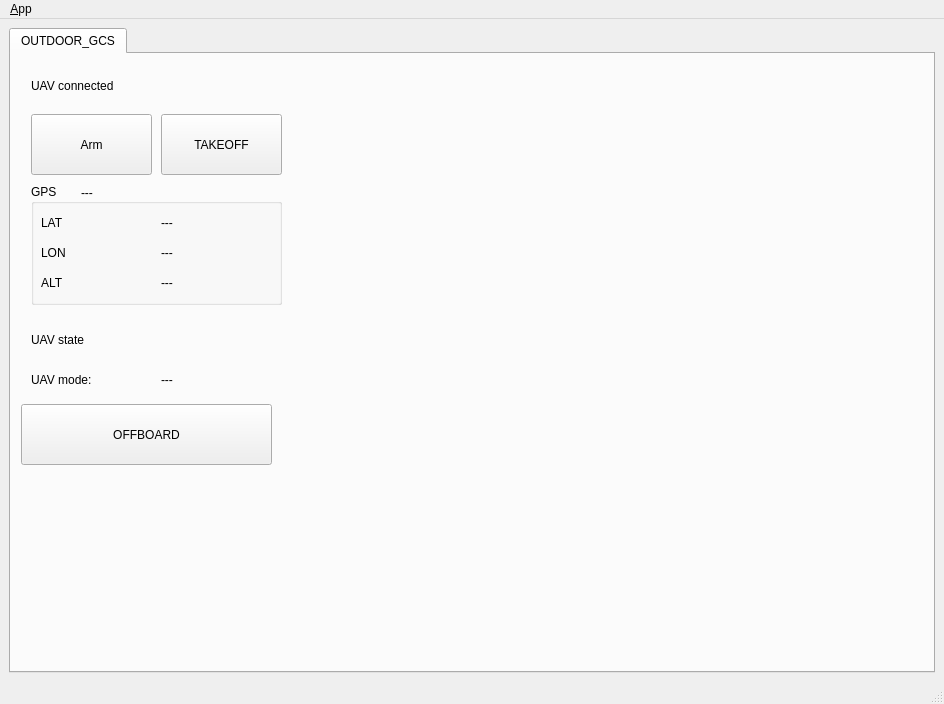
Qt form ui/main_window.ui (chenc159/outdoor_gcs) before a commit.
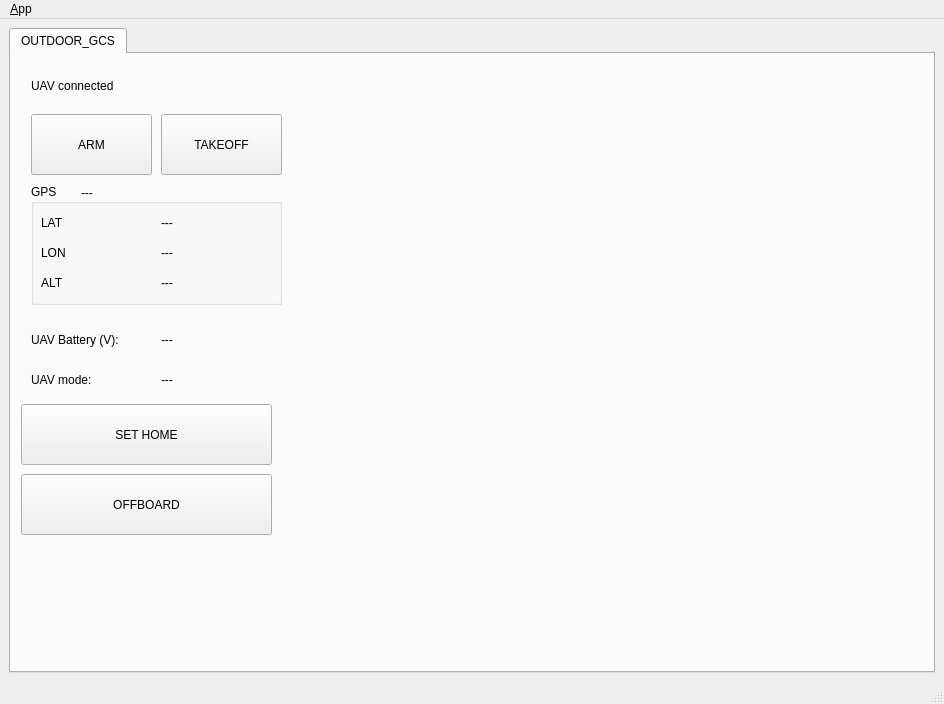
The same form after that commit. Icons and pictures are not drawn.

Patch:
```diff
--- a/ui/main_window.ui
+++ b/ui/main_window.ui
@@ -50,7 +50,7 @@
          </rect>
         </property>
         <property name="text">
-         <string>Arm</string>
+         <string>ARM</string>
         </property>
        </widget>
        <widget class="QPushButton" name="TAKEOFF">
@@ -96,7 +96,7 @@
           <rect>
            <x>130</x>
            <y>60</y>
-           <width>67</width>
+           <width>111</width>
            <height>17</height>
           </rect>
          </property>
@@ -109,7 +109,7 @@
           <rect>
            <x>130</x>
            <y>30</y>
-           <width>67</width>
+           <width>111</width>
            <height>17</height>
           </rect>
          </property>
@@ -122,7 +122,7 @@
           <rect>
            <x>130</x>
            <y>90</y>
-           <width>67</width>
+           <width>111</width>
            <height>17</height>
           </rect>
          </property>
@@ -188,12 +188,12 @@
          <rect>
           <x>20</x>
           <y>270</y>
-          <width>211</width>
+          <width>111</width>
           <height>31</height>
          </rect>
         </property>
         <property name="text">
-         <string>UAV state</string>
+         <string>UAV Battery (V):</string>
         </property>
        </widget>
        <widget class="QLabel" name="MODE_title">
@@ -213,7 +213,7 @@
         <property name="geometry">
          <rect>
           <x>10</x>
-          <y>350</y>
+          <y>420</y>
           <width>251</width>
           <height>61</height>
          </rect>
@@ -235,6 +235,32 @@
          <string>---</string>
         </property>
        </widget>
+       <widget class="QLabel" name="Volt">
+        <property name="geometry">
+         <rect>
+          <x>150</x>
+          <y>270</y>
+          <width>91</width>
+          <height>31</height>
+         </rect>
+        </property>
+        <property name="text">
+         <string>---</string>
+        </property>
+       </widget>
+       <widget class="QPushButton" name="SET_HOME">
+        <property name="geometry">
+         <rect>
+          <x>10</x>
+          <y>350</y>
+          <width>251</width>
+          <height>61</height>
+         </rect>
+        </property>
+        <property name="text">
+         <string>SET HOME</string>
+        </property>
+       </widget>
       </widget>
      </widget>
     </item>
```
Left out of the diff: 2 changed lines with no effect on the pictures.
